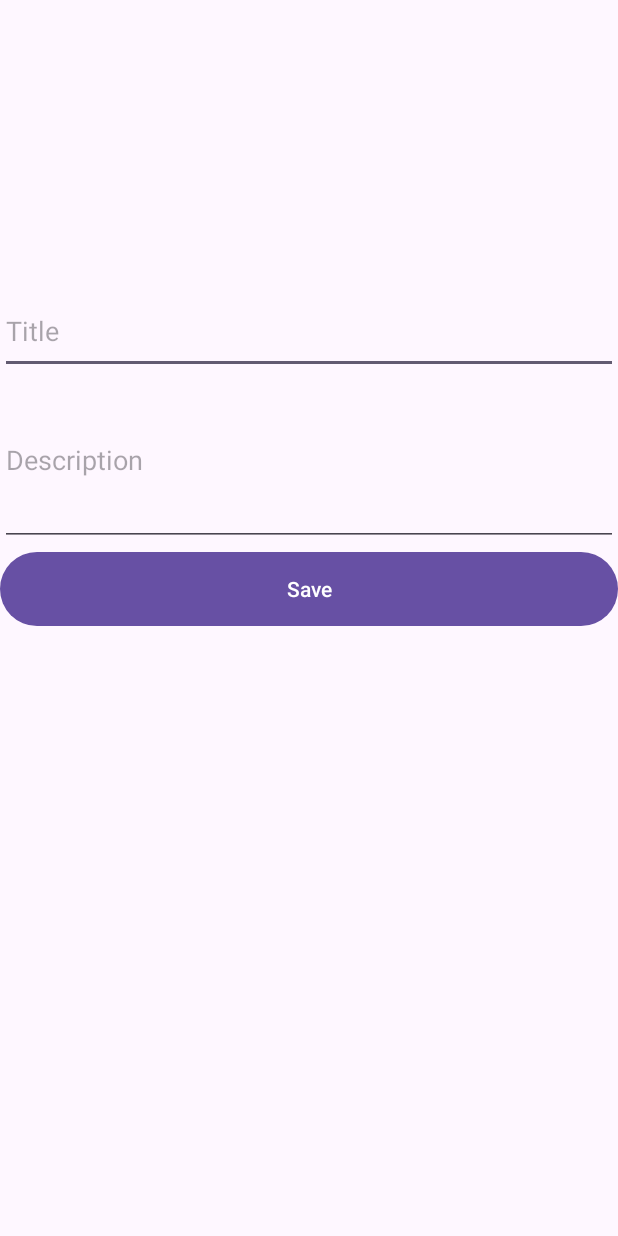
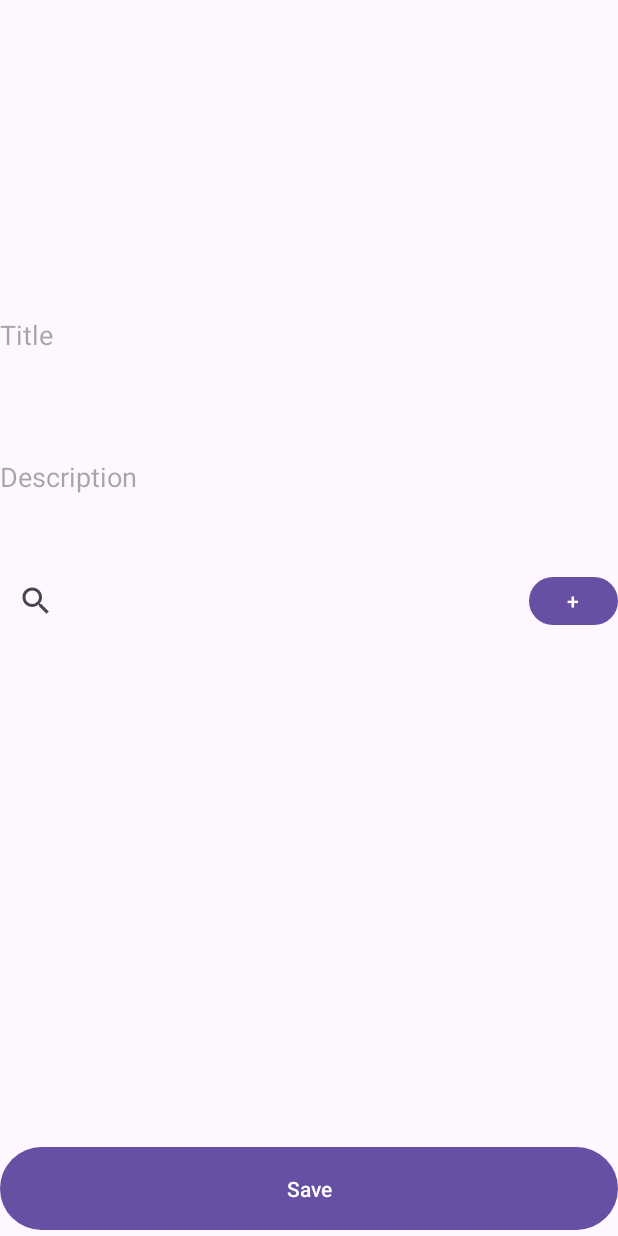
Before and after one commit to GinaHanaMi/social-media-content-saver, an Android app: the ReceiveDataActivity screen opened directly, with no data from a screen before it, on a phone screen of 412 x 824 dp. Run offline under Robolectric (Android 15) with nearby library versions, the phone set to English and light mode, and no system bars.

Commit message:
layout chang- add searchbar add folder

```diff
--- a/app/src/main/res/layout/activity_receive_data.xml
+++ b/app/src/main/res/layout/activity_receive_data.xml
@@ -37,7 +37,8 @@
                     android:layout_weight="1"
                     android:hint="Title"
                     android:inputType="text"
-                    android:singleLine="true" />
+                    android:singleLine="true"
+                    android:background="@android:color/transparent"/>
 
                 <EditText
                     android:id="@+id/receiveDescription"
@@ -45,20 +46,14 @@
                     android:layout_height="0dp"
                     android:layout_weight="2"
                     android:hint="Description"
-                    android:inputType="text" />
-
-                <Button
-                    android:id="@+id/saveContent"
-                    android:layout_width="match_parent"
-                    android:layout_height="0dp"
-                    android:layout_weight="1"
-                    android:text="Save" />
+                    android:inputType="text"
+                    android:background="@android:color/transparent"/>
 
                 <FrameLayout
                     android:id="@+id/foldersFrame"
                     android:layout_width="match_parent"
                     android:layout_height="0dp"
-                    android:layout_weight="7">
+                    android:layout_weight="6">
 
                     <ScrollView
                         android:layout_width="match_parent"
@@ -67,16 +62,45 @@
                         <LinearLayout
                             android:layout_width="match_parent"
                             android:layout_height="wrap_content"
-                            android:orientation="vertical" >
+                            android:orientation="vertical"
+                            >
+
+                            <FrameLayout
+                                android:id="@+id/folderOptions"
+                                android:layout_width="match_parent"
+                                android:layout_height="40dp">
+
+                                <LinearLayout
+                                    android:layout_width="match_parent"
+                                    android:layout_height="match_parent"
+                                    android:orientation="horizontal">
+
+                                    <SearchView
+                                        android:id="@+id/searchFolder"
+                                        android:layout_width="0dp"
+                                        android:layout_height="wrap_content"
+                                        android:layout_weight="6"
+                                        />
+
+                                    <Button
+                                        android:id="@+id/addNewFolder"
+                                        android:layout_width="0dp"
+                                        android:layout_height="wrap_content"
+                                        android:layout_weight="1"
+                                        android:text="+" />
+
+                                </LinearLayout>
+                            </FrameLayout>
 
                             <FrameLayout
                                 android:id="@+id/folderFrame"
                                 android:layout_width="match_parent"
-                                android:layout_height="match_parent">
+                                android:layout_height="0dp"
+                                android:layout_weight="1">
 
                                 <LinearLayout
                                     android:layout_width="match_parent"
-                                    android:layout_height="match_parent"
+                                    android:layout_height="wrap_content"
                                     android:orientation="horizontal">
 
                                     <ImageView
@@ -88,7 +112,8 @@
                                     <LinearLayout
                                         android:layout_width="match_parent"
                                         android:layout_height="match_parent"
-                                        android:orientation="vertical">
+                                        android:orientation="vertical"
+                                        >
 
                                         <TextView
                                             android:id="@+id/folderTitle"
@@ -117,6 +142,13 @@
                     </ScrollView>
                 </FrameLayout>
 
+                <Button
+                    android:id="@+id/saveContent"
+                    android:layout_width="match_parent"
+                    android:layout_height="0dp"
+                    android:layout_weight="1"
+                    android:text="Save" />
+
             </LinearLayout>
         </FrameLayout>
 
```
